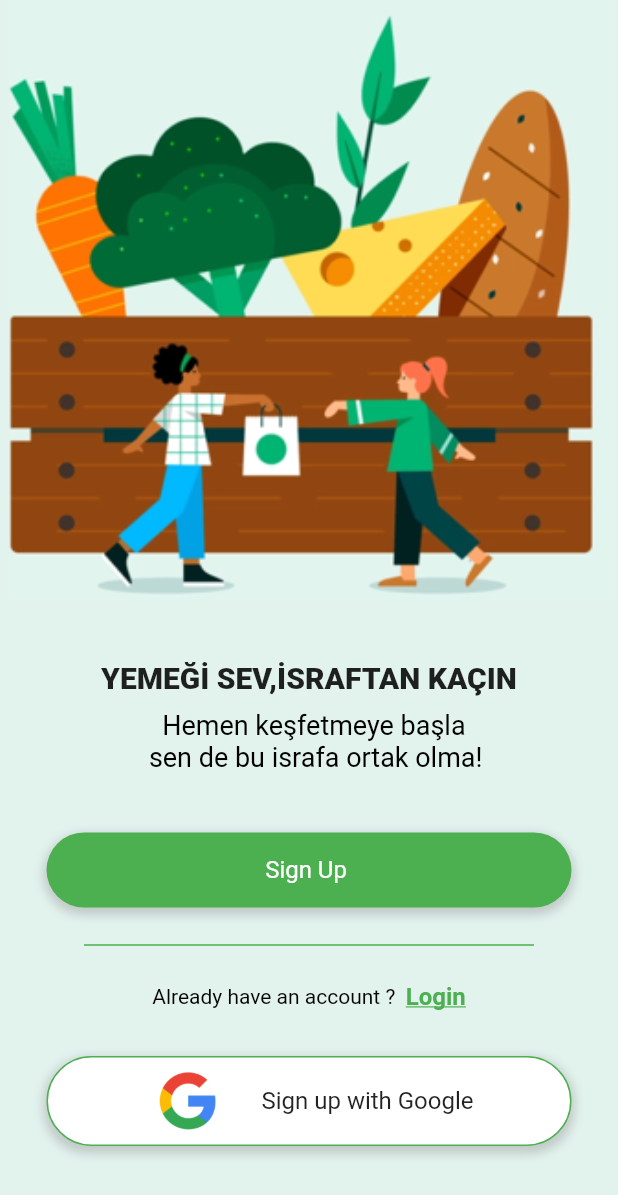
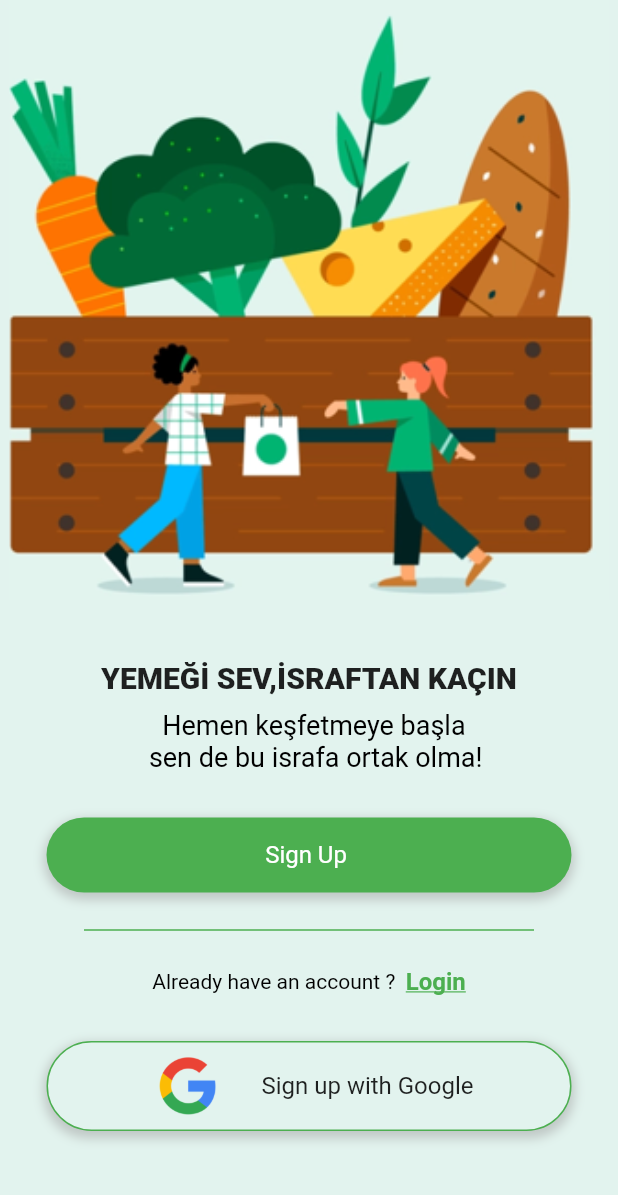
Before and after one commit to huseyinasan/biyemek, a Flutter app: the entrance screen opened directly, on a phone screen of 412 x 824 dp. Shown: the top 1195 px of the screen. Run offline on Flutter 3.47's test engine with Material 2 defaults, Android fonts, the phone set to English and light mode, and no system bars; our stand-ins replace google_nav_bar, smooth_page_indicator.

Commit message:
new changes were added

```diff
--- a/lib/screens/entrance.dart
+++ b/lib/screens/entrance.dart
@@ -40,7 +40,7 @@ class _entranceState extends State<entrance> {
                fontSize: 18,
                color: Colors.black,
              ),),
-             const SizedBox(height: 40),
+             const SizedBox(height: 30),
             GestureDetector(
               onTap: (){
                 Navigator.push(
@@ -124,7 +124,7 @@ class _entranceState extends State<entrance> {
                height: 60,
 
                decoration: BoxDecoration(
-                 color: Colors.white,
+                 color: Color(0xFFE2F3EE),
                  borderRadius: BorderRadius.circular(30),
                  border: Border.all(color: Colors.green),
                  boxShadow: [
```
